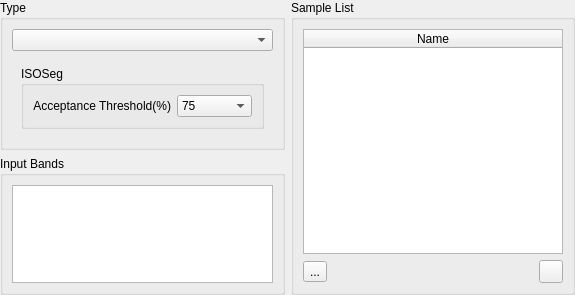
Qt form src/terralib/qt/widgets/rp/ui/ClassifierWizardPageForm.ui (claudiobogossian/terralib5) before a commit.
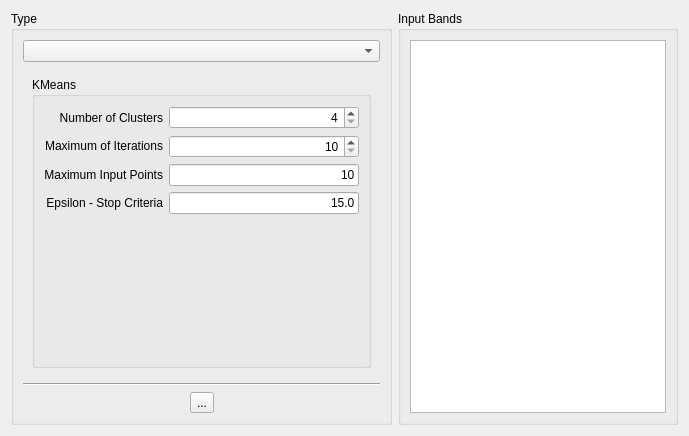
The same form after that commit. The open tabs and pages were chosen to show the change.

Commit message: added roi classes and roi gui component

The edit to the form file:
```diff
--- a/src/terralib/qt/widgets/rp/ui/ClassifierWizardPageForm.ui
+++ b/src/terralib/qt/widgets/rp/ui/ClassifierWizardPageForm.ui
@@ -6,27 +6,26 @@
    <rect>
     <x>0</x>
     <y>0</y>
-    <width>575</width>
-    <height>295</height>
+    <width>689</width>
+    <height>436</height>
    </rect>
   </property>
   <property name="windowTitle">
    <string>Classifier</string>
   </property>
-  <layout class="QGridLayout" name="gridLayout_10">
-   <property name="margin">
-    <number>0</number>
-   </property>
+  <layout class="QGridLayout" name="gridLayout_19">
    <item row="0" column="0">
-    <layout class="QGridLayout" name="gridLayout_9">
+    <layout class="QGridLayout" name="gridLayout_18">
      <item row="0" column="0">
       <widget class="QGroupBox" name="groupBox">
        <property name="title">
         <string>Type</string>
        </property>
-       <layout class="QGridLayout" name="gridLayout_6">
+       <layout class="QGridLayout" name="gridLayout_20">
         <item row="0" column="0">
-         <layout class="QGridLayout" name="gridLayout_5">
+         <layout class="QGridLayout" name="gridLayout_11">
+          <item row="0" column="0">
+           <layout class="QGridLayout" name="gridLayout_17">
           <item row="0" column="0">
            <widget class="QComboBox" name="m_classifierTypeComboBox">
             <property name="sizePolicy">
@@ -61,17 +60,15 @@
                 <property name="title">
                  <string>ISOSeg</string>
                 </property>
-                <layout class="QGridLayout" name="gridLayout_2">
+                  <layout class="QGridLayout" name="gridLayout_15">
+                   <item row="0" column="0">
+                    <layout class="QGridLayout" name="gridLayout_14">
+                     <item row="0" column="0">
+                      <layout class="QGridLayout" name="gridLayout_13">
                  <item row="0" column="0">
                   <layout class="QGridLayout" name="gridLayout">
                    <item row="0" column="0">
                     <widget class="QLabel" name="inputDataSetLabel_6">
-                     <property name="minimumSize">
-                      <size>
-                       <width>120</width>
-                       <height>0</height>
-                      </size>
-                     </property>
                      <property name="text">
                       <string>Acceptance Threshold(%)</string>
                      </property>
@@ -80,7 +77,21 @@
                      </property>
                     </widget>
                    </item>
+                         <item row="1" column="0">
+                          <widget class="QLabel" name="label_5">
+                           <property name="text">
+                            <string>Layer of Polygons</string>
+                           </property>
+                           <property name="alignment">
+                            <set>Qt::AlignRight|Qt::AlignTrailing|Qt::AlignVCenter</set>
+                           </property>
+                          </widget>
+                         </item>
+                        </layout>
+                       </item>
                    <item row="0" column="1">
+                        <layout class="QGridLayout" name="gridLayout_2">
+                         <item row="0" column="0">
                     <widget class="QComboBox" name="m_acceptanceThresholdComboBox">
                      <item>
                       <property name="text">
@@ -114,64 +125,184 @@
                      </item>
                     </widget>
                    </item>
-                  </layout>
-                 </item>
-                </layout>
-               </widget>
-              </item>
-             </layout>
-            </widget>
-           </widget>
-          </item>
-         </layout>
-        </item>
-       </layout>
-      </widget>
-     </item>
-     <item row="0" column="1" rowspan="2">
-      <widget class="QGroupBox" name="m_componentsListGroupBox">
-       <property name="sizePolicy">
-        <sizepolicy hsizetype="MinimumExpanding" vsizetype="MinimumExpanding">
-         <horstretch>0</horstretch>
-         <verstretch>0</verstretch>
-        </sizepolicy>
-       </property>
-       <property name="minimumSize">
+                         <item row="1" column="0">
+                          <widget class="QComboBox" name="m_isosegLayersComboBox"/>
+                         </item>
+                        </layout>
+                       </item>
+                      </layout>
+                     </item>
+                     <item row="1" column="0">
+                      <spacer name="verticalSpacer">
+                       <property name="orientation">
+                        <enum>Qt::Vertical</enum>
+                       </property>
+                       <property name="sizeHint" stdset="0">
         <size>
-         <width>0</width>
-         <height>0</height>
-        </size>
-       </property>
+                         <width>20</width>
+                         <height>40</height>
+                        </size>
+                       </property>
+                      </spacer>
+                     </item>
+                    </layout>
+                   </item>
+                  </layout>
+                 </widget>
+                </item>
+               </layout>
+              </widget>
+              <widget class="QWidget" name="page_2">
+               <layout class="QGridLayout" name="gridLayout_16">
+                <item row="0" column="0">
+                 <widget class="QGroupBox" name="groupBox_3">
        <property name="title">
-        <string>Sample List</string>
-       </property>
-       <layout class="QGridLayout" name="gridLayout_11">
+                   <string>KMeans</string>
+                  </property>
+                  <layout class="QGridLayout" name="gridLayout_12">
         <item row="0" column="0">
+                    <layout class="QGridLayout" name="gridLayout_10">
+                     <item row="0" column="0">
+                      <layout class="QGridLayout" name="gridLayout_9">
+                       <item row="0" column="0">
+                        <layout class="QGridLayout" name="gridLayout_5">
+                         <item row="0" column="0">
+                          <widget class="QLabel" name="label">
+                           <property name="text">
+                            <string>Number of Clusters</string>
+                           </property>
+                           <property name="alignment">
+                            <set>Qt::AlignRight|Qt::AlignTrailing|Qt::AlignVCenter</set>
+                           </property>
+                          </widget>
+                         </item>
+                         <item row="1" column="0">
+                          <widget class="QLabel" name="label_2">
+                           <property name="text">
+                            <string>Maximum of Iterations</string>
+                           </property>
+                           <property name="alignment">
+                            <set>Qt::AlignRight|Qt::AlignTrailing|Qt::AlignVCenter</set>
+                           </property>
+                          </widget>
+                         </item>
+                         <item row="2" column="0">
+                          <widget class="QLabel" name="label_3">
+                           <property name="text">
+                            <string>Maximum Input Points</string>
+                           </property>
+                           <property name="alignment">
+                            <set>Qt::AlignRight|Qt::AlignTrailing|Qt::AlignVCenter</set>
+                           </property>
+                          </widget>
+                         </item>
+                         <item row="3" column="0">
+                          <widget class="QLabel" name="label_4">
+                           <property name="text">
+                            <string>Epsilon - Stop Criteria</string>
+                           </property>
+                           <property name="alignment">
+                            <set>Qt::AlignRight|Qt::AlignTrailing|Qt::AlignVCenter</set>
+                           </property>
+                          </widget>
+                         </item>
+                        </layout>
+                       </item>
+                       <item row="0" column="1">
+                        <layout class="QGridLayout" name="gridLayout_6">
+                         <item row="0" column="0">
+                          <widget class="QSpinBox" name="m_kMeansClusterSpinBox">
+                           <property name="alignment">
+                            <set>Qt::AlignRight|Qt::AlignTrailing|Qt::AlignVCenter</set>
+                           </property>
+                           <property name="minimum">
+                            <number>4</number>
+                           </property>
+                          </widget>
+                         </item>
+                         <item row="1" column="0">
+                          <widget class="QSpinBox" name="m_kMeansIterationsSpinBox">
+                           <property name="alignment">
+                            <set>Qt::AlignRight|Qt::AlignTrailing|Qt::AlignVCenter</set>
+                           </property>
+                           <property name="minimum">
+                            <number>10</number>
+                           </property>
+                          </widget>
+                         </item>
+                         <item row="2" column="0">
+                          <widget class="QLineEdit" name="m_kMeansMaxPointsLineEdit">
+                           <property name="text">
+                            <string>10</string>
+                           </property>
+                           <property name="alignment">
+                            <set>Qt::AlignRight|Qt::AlignTrailing|Qt::AlignVCenter</set>
+                           </property>
+                          </widget>
+                         </item>
+                         <item row="3" column="0">
+                          <widget class="QLineEdit" name="m_kMeansStopCriteriaLineEdit">
+                           <property name="text">
+                            <string>15.0</string>
+                           </property>
+                           <property name="alignment">
+                            <set>Qt::AlignRight|Qt::AlignTrailing|Qt::AlignVCenter</set>
+                           </property>
+                          </widget>
+                         </item>
+                        </layout>
+                       </item>
+                      </layout>
+                     </item>
+                     <item row="1" column="0">
+                      <spacer name="verticalSpacer_2">
+                       <property name="orientation">
+                        <enum>Qt::Vertical</enum>
+                       </property>
+                       <property name="sizeHint" stdset="0">
+                        <size>
+                         <width>20</width>
+                         <height>40</height>
+                        </size>
+                       </property>
+                      </spacer>
+                     </item>
+                    </layout>
+                   </item>
+                  </layout>
+                 </widget>
+                </item>
+               </layout>
+              </widget>
+             </widget>
+            </item>
+           </layout>
+          </item>
+          <item row="1" column="0">
          <layout class="QGridLayout" name="gridLayout_8">
           <item row="0" column="0">
-           <widget class="QTableWidget" name="m_tableWidget">
-            <property name="alternatingRowColors">
-             <bool>true</bool>
-            </property>
-            <property name="selectionBehavior">
-             <enum>QAbstractItemView::SelectRows</enum>
-            </property>
-            <attribute name="horizontalHeaderMinimumSectionSize">
-             <number>30</number>
-            </attribute>
-            <attribute name="horizontalHeaderStretchLastSection">
-             <bool>true</bool>
-            </attribute>
-            <column>
-             <property name="text">
-              <string>Name</string>
-             </property>
-            </column>
+             <widget class="Line" name="line">
+              <property name="orientation">
+               <enum>Qt::Horizontal</enum>
+              </property>
            </widget>
           </item>
           <item row="1" column="0">
            <layout class="QGridLayout" name="gridLayout_7">
             <item row="0" column="0">
+               <spacer name="horizontalSpacer_2">
+                <property name="orientation">
+                 <enum>Qt::Horizontal</enum>
+                </property>
+                <property name="sizeHint" stdset="0">
+                 <size>
+                  <width>40</width>
+                  <height>20</height>
+                 </size>
+                </property>
+               </spacer>
+              </item>
+              <item row="0" column="1">
              <widget class="QToolButton" name="m_acquireToolButton">
               <property name="toolTip">
                <string>Acquire samples</string>
@@ -184,34 +315,29 @@
               </property>
              </widget>
             </item>
-            <item row="0" column="1">
-             <spacer name="horizontalSpacer">
-              <property name="orientation">
-               <enum>Qt::Horizontal</enum>
-              </property>
-              <property name="sizeHint" stdset="0">
-               <size>
-                <width>40</width>
-                <height>20</height>
-               </size>
-              </property>
-             </spacer>
-            </item>
             <item row="0" column="2">
-             <widget class="QToolButton" name="m_removeToolButton">
-              <property name="text">
-               <string/>
-              </property>
-             </widget>
+               <spacer name="horizontalSpacer">
+                <property name="orientation">
+                 <enum>Qt::Horizontal</enum>
+                </property>
+                <property name="sizeHint" stdset="0">
+                 <size>
+                  <width>40</width>
+                  <height>20</height>
+                 </size>
+                </property>
+               </spacer>
             </item>
            </layout>
           </item>
          </layout>
         </item>
        </layout>
+        </item>
+       </layout>
       </widget>
      </item>
-     <item row="1" column="0">
+     <item row="0" column="1">
       <widget class="QGroupBox" name="groupBox_5">
        <property name="title">
         <string>Input Bands</string>
```
Left out of the diff: 8 changed lines with no effect on the pictures. Lines whose indentation alone changed are shown as unchanged. The commit also changes 16 other files.
